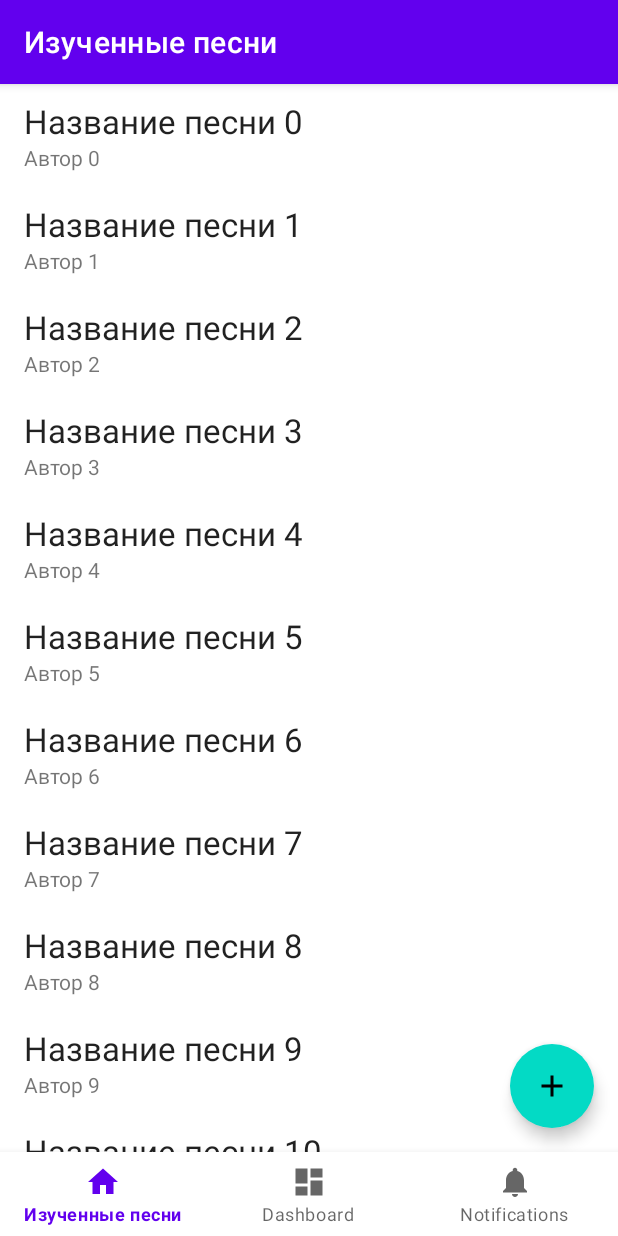
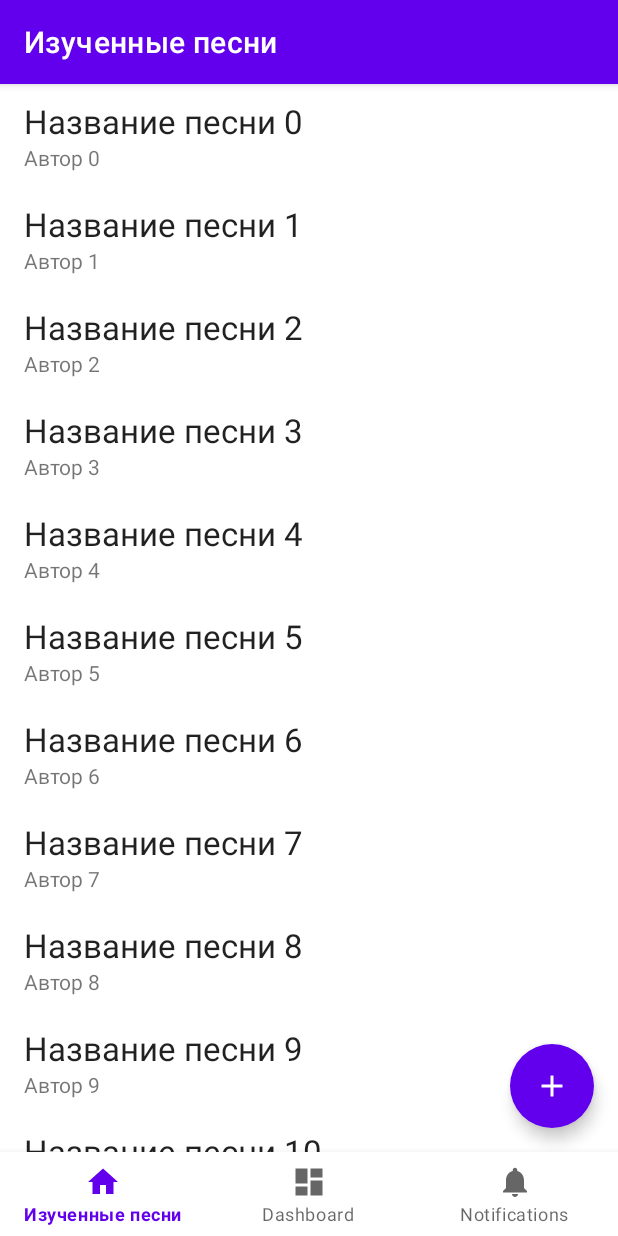
Before and after one commit to viafanasyev/guitar-songbook, an Android app: the screen it shows after launch (MainActivity), on a phone screen of 412 x 824 dp. Run offline under Robolectric (Android 15) with nearby library versions, the phone set to English and light mode, and no system bars; our stand-ins replace Room's generated code, navigation-ui.

Commit message:
Update theme colors

```diff
--- a/app/src/main/res/values/themes.xml
+++ b/app/src/main/res/values/themes.xml
@@ -6,9 +6,9 @@
         <item name="colorPrimaryVariant">@color/purple_700</item>
         <item name="colorOnPrimary">@color/white</item>
         <!-- Secondary brand color. -->
-        <item name="colorSecondary">@color/teal_200</item>
+        <item name="colorSecondary">@color/purple_500</item>
         <item name="colorSecondaryVariant">@color/teal_700</item>
-        <item name="colorOnSecondary">@color/black</item>
+        <item name="colorOnSecondary">@color/white</item>
         <!-- Status bar color. -->
         <item name="android:statusBarColor" tools:targetApi="l">?attr/colorPrimaryVariant</item>
         <!-- Customize your theme here. -->
```
